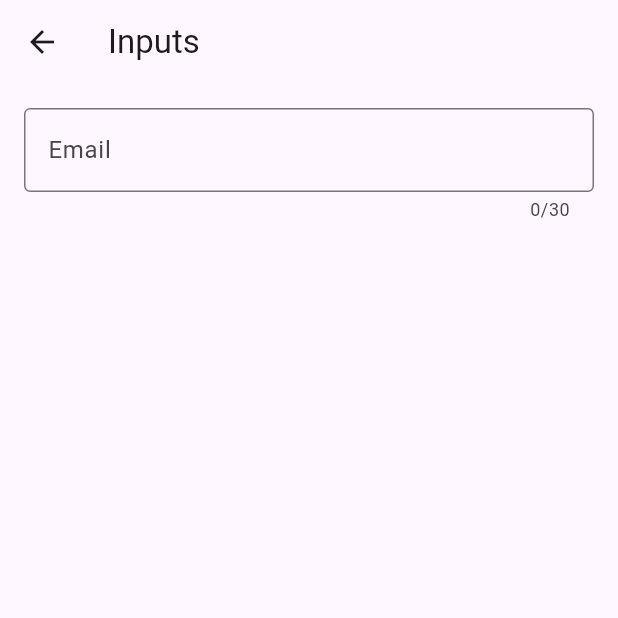
After one commit to jalvarenga-unah/IS513-I-PAC-2024, a Flutter app: the screen it shows after launch, after a tap on "Inputs", on a phone screen of 412 x 824 dp, the top half of it. The commit adds this screen. Run offline on Flutter 3.47's test engine with Material 3 defaults, Android fonts, the phone set to English and light mode, and no system bars; our stand-ins replace cached_network_image, image_picker; network calls fail.

Commit message:
Pass arguments and inputs intro

```diff
--- a/flutter-projects/componentes/lib/home_page.dart
+++ b/flutter-projects/componentes/lib/home_page.dart
@@ -31,10 +31,12 @@ class HomePage extends StatelessWidget {
                 Navigator.pushNamed(context, MyRoutes.products.name);
               },
             ),
-            // AlternativeButton(
-            //   text: 'Haz click una ultima otra vez',
-            //   onPressed: () {},
-            // ),
+            AlternativeButton(
+              text: 'Inputs',
+              onPressed: () {
+                Navigator.pushNamed(context, MyRoutes.inputs.name);
+              },
+            ),
           ],
         ),
       ),
@@ -87,9 +89,7 @@ class AlternativeButton extends StatelessWidget {
   @override
   Widget build(BuildContext context) {
     return InkWell(
-      onTap: () {
-        print('Holii');
-      },
+      onTap: onPressed,
       child: Container(
         padding: const EdgeInsets.all(12),
         decoration: BoxDecoration(
@@ -100,7 +100,7 @@ class AlternativeButton extends StatelessWidget {
           mainAxisSize: MainAxisSize.min,
           children: [
             Text(
-              'Haz clic pofabo',
+              text,
               style: TextStyle(
                 color: Colors.purple[900],
                 fontWeight: FontWeight.bold,
--- /dev/null
+++ b/flutter-projects/componentes/lib/inputs_page.dart
@@ -0,0 +1,32 @@
+import 'package:flutter/material.dart';
+
+class InputsPage extends StatelessWidget {
+  InputsPage({super.key});
+
+  final emailController = TextEditingController();
+
+  @override
+  Widget build(BuildContext context) {
+    return Scaffold(
+      appBar: AppBar(
+        title: const Text('Inputs'),
+      ),
+      body: Padding(
+        padding: const EdgeInsets.all(16.0),
+        child: Column(
+          children: [
+            TextField(
+              controller: emailController,
+              maxLength: 30,
+              keyboardType: TextInputType.text,
+              decoration: const InputDecoration(
+                label: Text('Email'),
+                border: OutlineInputBorder(),
+              ),
+            ),
+          ],
+        ),
+      ),
+    );
+  }
+}
--- a/flutter-projects/componentes/lib/my_router.dart
+++ b/flutter-projects/componentes/lib/my_router.dart
@@ -1,11 +1,15 @@
 import 'package:componentes/details_page.dart';
 import 'package:componentes/home_page.dart';
+import 'package:componentes/inputs_page.dart';
 import 'package:componentes/my_routes.dart';
+import 'package:componentes/products_details_page.dart';
 import 'package:componentes/produtcs_page.dart';
 import 'package:flutter/material.dart';
 
 final Map<String, Widget Function(BuildContext)> routes = {
   MyRoutes.home.name: (context) => const HomePage(),
   MyRoutes.details.name: (context) => const DetailsPage(),
-  MyRoutes.products.name: (context) => const ProductsPage()
+  MyRoutes.products.name: (context) => const ProductsPage(),
+  MyRoutes.productDetails.name: (context) => const ProductsDetailsPage(),
+  MyRoutes.inputs.name: (context) => InputsPage(),
 };
--- a/flutter-projects/componentes/lib/my_routes.dart
+++ b/flutter-projects/componentes/lib/my_routes.dart
@@ -10,4 +10,5 @@ enum MyRoutes {
   auth,
   products,
   productDetails,
+  inputs,
 }
```
Also changed, not shown: flutter-projects/componentes/lib/products_details_page.dart (added, +20 -0 lines), flutter-projects/componentes/lib/produtcs_page.dart (+40 -9 lines).
